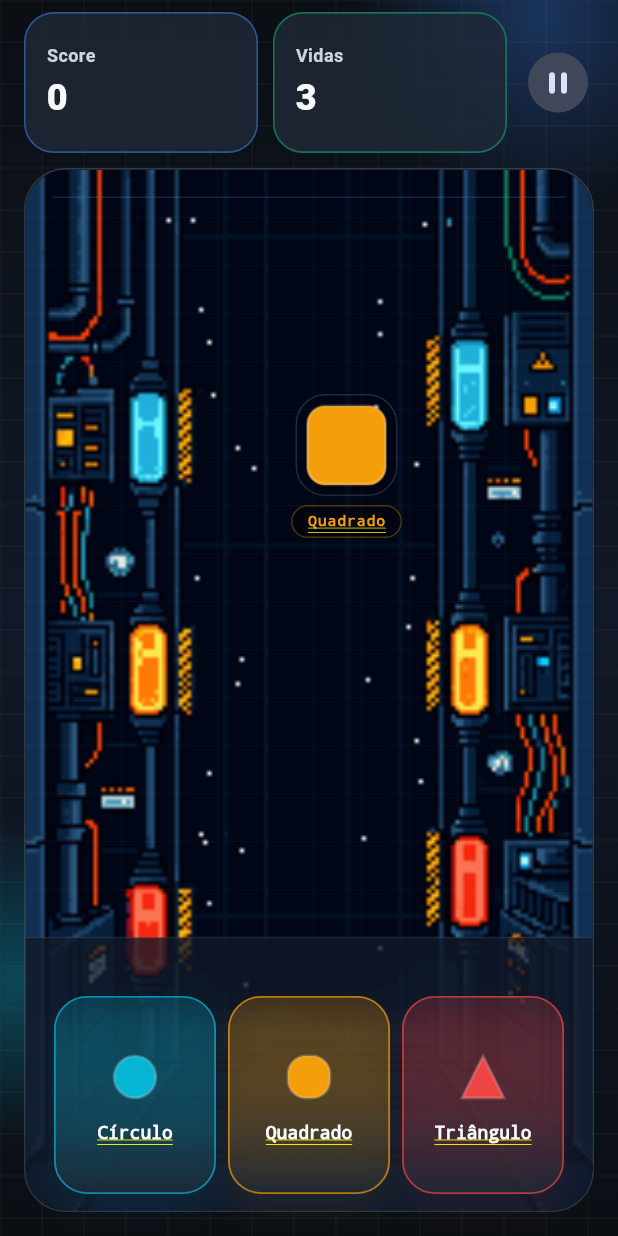
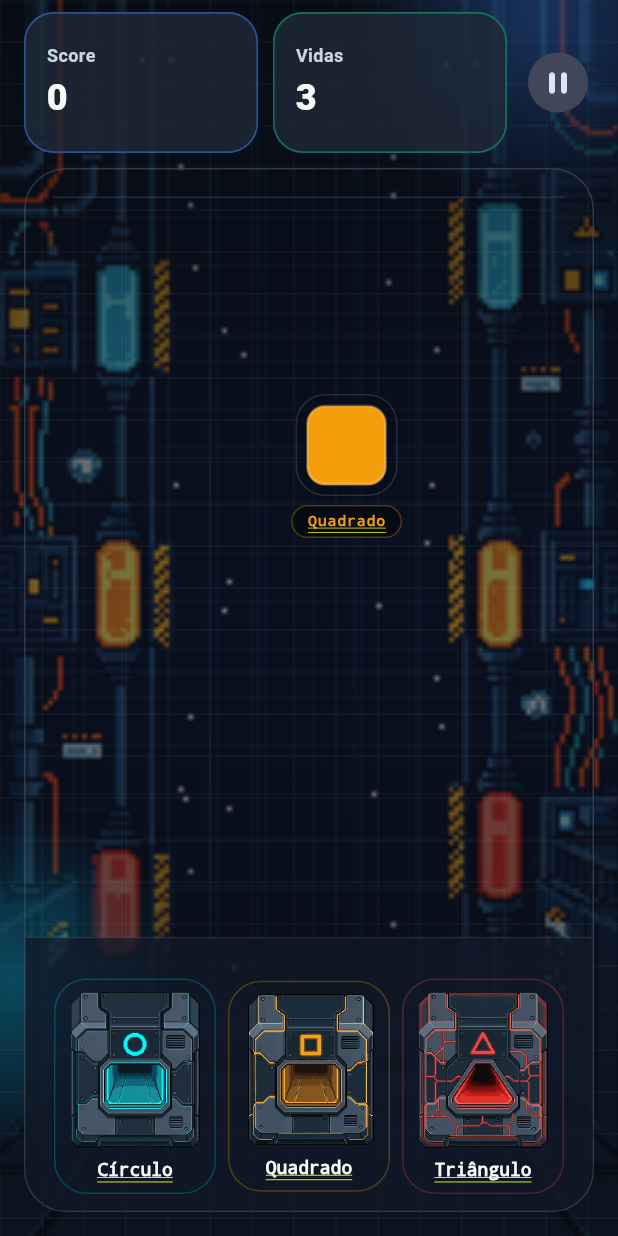
Before and after one commit to vinicius-pascoal/Lab-Panic, a Flutter app: the screen it shows after launch, after a tap on "Jogar", on a phone screen of 412 x 824 dp. Run offline on Flutter 3.47's test engine with Material 3 defaults, Android fonts, the phone set to English and light mode, and no system bars; our stand-ins replace shared_preferences.

Commit message:
Add bin images and image-based backgrounds
Add three new bin image assets and switch several UI pieces to use them; refactor background composition to use a fullscreen background image with a gradient overlay (keeping glow orbs and grid) so app content sits above the image. Update SplashScreen to show a ScoreCard, adjust copy and spacing, and remove the loading spinner. Replace the ShapeGlyph in the bin panel with image assets (adjusted size) and introduce a _binImageFor helper to map ShapeType to asset paths. New files: assets/images/caixa_circulo.png, caixa_quadrado.png, caixa_triangulo.png.

```diff
--- a/lib/main.dart
+++ b/lib/main.dart
@@ -265,35 +265,19 @@ class SplashScreen extends StatelessWidget {
             mainAxisSize: MainAxisSize.min,
             children: [
               const _LabPulseLogo(size: 112),
-              const SizedBox(height: 24),
-              const Text(
-                'LAB PANIC',
-                style: TextStyle(
-                  fontSize: 42,
-                  fontWeight: FontWeight.w900,
-                  letterSpacing: 4,
-                  color: AppColors.textPrimary,
-                ),
-              ),
-              const SizedBox(height: 8),
+              const SizedBox(height: 20),
+              _ScoreCard(
+                title: 'Melhor pontuação',
+                value: '$bestScore',
+                accent: AppColors.combo,
+              ),
+              const SizedBox(height: 12),
               Text(
-                'Organize as formas antes que o laboratório entre em colapso.',
+                'Arraste cada forma para o recipiente correto antes que a linha entre em falha.',
+                textAlign: TextAlign.center,
                 style: Theme.of(context).textTheme.bodyLarge,
-                textAlign: TextAlign.center,
-              ),
-              const SizedBox(height: 28),
-              const SizedBox(
-                width: 28,
-                height: 28,
-                child: CircularProgressIndicator(strokeWidth: 2.5),
-              ),
-              const SizedBox(height: 20),
-              Text(
-                'Recorde: $bestScore',
-                style: Theme.of(context).textTheme.titleMedium?.copyWith(
-                  color: AppColors.textSecondary,
-                ),
-              ),
+              ),
+              const SizedBox(height: 16),
             ],
           ),
         ),
@@ -993,20 +977,35 @@ class LabBackground extends StatelessWidget {
 
   @override
   Widget build(BuildContext context) {
-    return DecoratedBox(
-      decoration: const BoxDecoration(
+    return Stack(
+      children: [
+        // Fullscreen background image
+        Positioned.fill(
+          child: Image.asset(
+            'assets/images/fundo.png',
+            fit: BoxFit.cover,
+            alignment: Alignment.center,
+          ),
+        ),
+
+        // Gradient overlay to keep UI readable over the image
+        Positioned.fill(
+          child: DecoratedBox(
+            decoration: BoxDecoration(
               gradient: LinearGradient(
                 begin: Alignment.topCenter,
                 end: Alignment.bottomCenter,
                 colors: [
-            AppColors.background,
-            AppColors.backgroundSecondary,
-            AppColors.background,
-          ],
-        ),
-      ),
-      child: Stack(
-        children: [
+                  AppColors.background.withOpacity(0.72),
+                  AppColors.backgroundSecondary.withOpacity(0.56),
+                  AppColors.background.withOpacity(0.72),
+                ],
+              ),
+            ),
+          ),
+        ),
+
+        // Orbs and overlay elements
         const Positioned(
           top: -120,
           right: -80,
@@ -1018,9 +1017,10 @@ class LabBackground extends StatelessWidget {
           child: _GlowOrb(color: AppColors.circle, size: 220),
         ),
         const Positioned.fill(child: _GridOverlay()),
+
+        // The app content floats above the background
         child,
       ],
-      ),
     );
   }
 }
@@ -1442,15 +1442,6 @@ class _LabPlayfieldBackground extends StatelessWidget {
           Positioned.fill(
             child: ClipRRect(
               borderRadius: BorderRadius.circular(28),
-              child: Image.asset(
-                'assets/images/fundo.png',
-                fit: BoxFit.cover,
-              ),
-            ),
-          ),
-          Positioned.fill(
-            child: ClipRRect(
-              borderRadius: BorderRadius.circular(28),
               child: CustomPaint(
                 painter: _PlayfieldPainter(binZoneHeight: binZoneHeight),
               ),
@@ -1555,32 +1546,20 @@ class _BinPanel extends StatelessWidget {
   @override
   Widget build(BuildContext context) {
     return Container(
-      height: 132,
-      padding: const EdgeInsets.symmetric(horizontal: 10, vertical: 12),
+      padding: const EdgeInsets.symmetric(horizontal: 10, vertical: 8),
       decoration: BoxDecoration(
-        gradient: LinearGradient(
-          begin: Alignment.topCenter,
-          end: Alignment.bottomCenter,
-          colors: [
-            shape.color.withOpacity(0.2),
-            AppColors.surface.withOpacity(0.76),
-          ],
-        ),
+        color: Colors.transparent,
         borderRadius: BorderRadius.circular(22),
-        border: Border.all(color: shape.color.withOpacity(0.68), width: 1.2),
-        boxShadow: [
-          BoxShadow(
-            color: shape.color.withOpacity(0.08),
-            blurRadius: 16,
-            offset: const Offset(0, 10),
-          ),
-        ],
+        border: Border.all(color: shape.color.withOpacity(0.28), width: 1.0),
       ),
       child: Column(
-        mainAxisAlignment: MainAxisAlignment.center,
-        children: [
-          SizedBox(height: 40, width: 40, child: ShapeGlyph(shape: shape)),
-          const SizedBox(height: 10),
+        children: [
+          Expanded(
+            child: Center(
+              child: _binImageFor(shape),
+            ),
+          ),
+          const SizedBox(height: 8),
           Text(
             shape.shortLabel,
             textAlign: TextAlign.center,
@@ -1593,6 +1572,16 @@ class _BinPanel extends StatelessWidget {
         ],
       ),
     );
+  }
+
+  Widget _binImageFor(ShapeType shape) {
+    final asset = switch (shape) {
+      ShapeType.circle => 'assets/images/caixa_circulo.png',
+      ShapeType.square => 'assets/images/caixa_quadrado.png',
+      ShapeType.triangle => 'assets/images/caixa_triangulo.png',
+    };
+
+    return Image.asset(asset, fit: BoxFit.contain);
   }
 }
 
```
Also changed, not shown: assets/images/caixa_circulo.png (added), assets/images/caixa_quadrado.png (added), assets/images/caixa_triangulo.png (added). Lines whose indentation alone changed are shown as unchanged.
